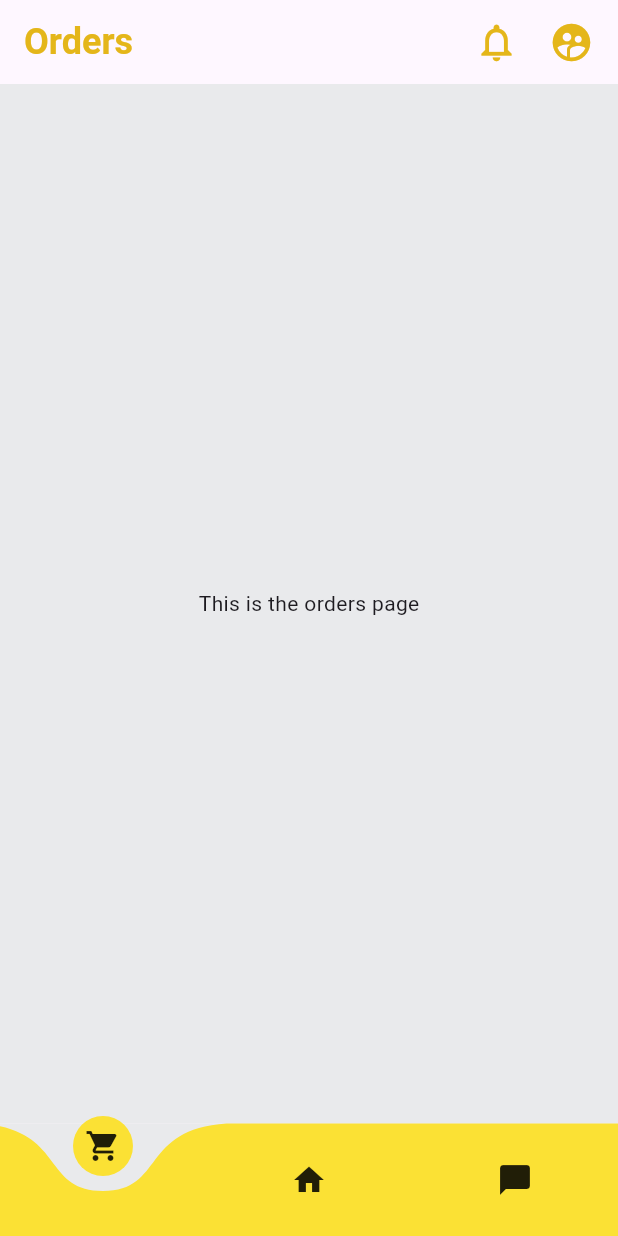
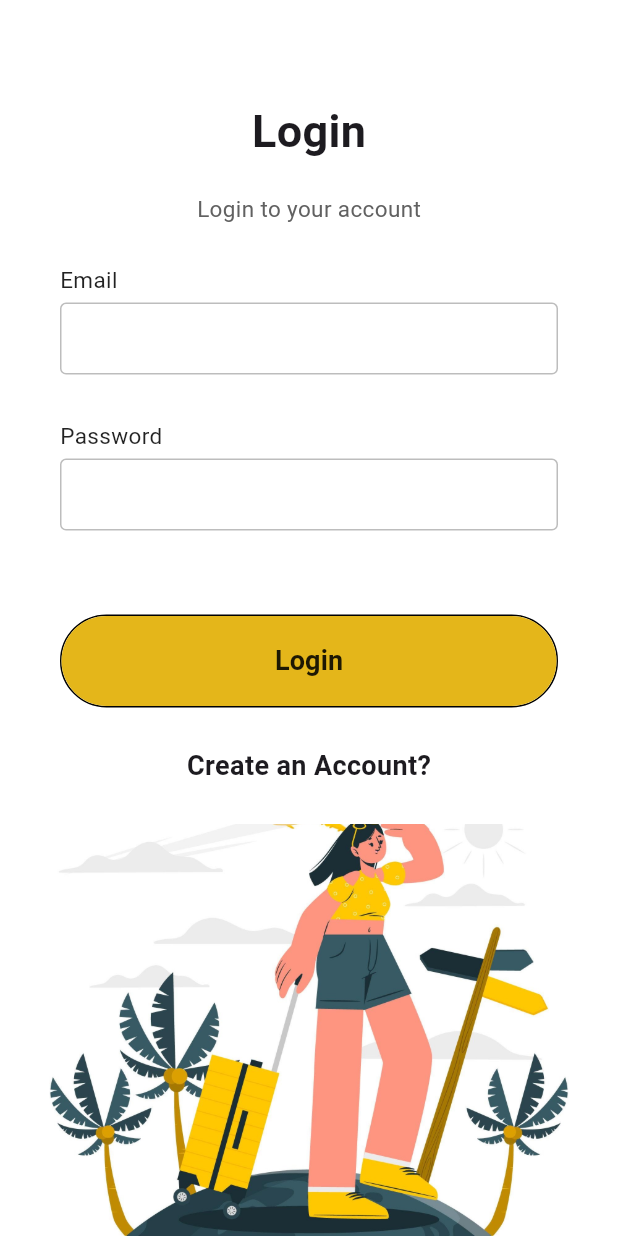
Before and after one commit to Learnathon-By-Geeky-Solutions/team-synergy, a Flutter app: the screen it shows after launch, on a phone screen of 412 x 824 dp. Run offline on Flutter 3.47's test engine with Material 3 defaults, Android fonts, the phone set to English and light mode, and no system bars; drawn by our look-alikes of curved_navigation_bar; Roboto replaces fonts that are missing (Poppins).

Commit message:
-- Added login signup feature

```diff
--- a/sohojogi/lib/main.dart
+++ b/sohojogi/lib/main.dart
@@ -1,5 +1,6 @@
 import 'package:flutter/material.dart';
 import 'package:sohojogi/ui/home/home_page.dart';
+import 'package:sohojogi/ui/login_signup/login_page.dart';
 import 'package:sohojogi/ui/root_page.dart';
 
 void main() {
@@ -16,7 +17,7 @@
       theme: ThemeData(
         primarySwatch: Colors.yellow,
       ),
-      home: RootPage(),
+      home: login_page(),
       debugShowCheckedModeBanner: false,
     );
   }
--- /dev/null
+++ b/sohojogi/lib/ui/login_signup/login_page.dart
@@ -0,0 +1,144 @@
+import 'package:flutter/material.dart';
+import 'package:sohojogi/constants.dart';
+import 'package:sohojogi/ui/login_signup/signup_page.dart';
+import 'package:sohojogi/ui/root_page.dart';
+
+class login_page extends StatefulWidget {
+  const login_page({super.key});
+
+  @override
+  State<login_page> createState() => _login_pageState();
+}
+
+class _login_pageState extends State<login_page> {
+  final emailController=TextEditingController();
+  final passController=TextEditingController();
+
+  @override
+  Widget build(BuildContext context) {
+    return Scaffold(
+      resizeToAvoidBottomInset: false,
+      backgroundColor: Colors.white,
+      body: Container(
+        height: MediaQuery.of(context).size.height,
+        width: double.infinity,
+        child: Column(
+          mainAxisAlignment: MainAxisAlignment.spaceBetween,
+          children: <Widget>[
+            SizedBox(height: 40),
+            Expanded(
+              child: Column(
+                mainAxisAlignment: MainAxisAlignment.spaceEvenly,
+                children: <Widget>[
+                  Column(
+                    children: <Widget>[
+                      Text("Login", style: TextStyle(
+                          fontSize: 30,
+                          fontWeight: FontWeight.bold
+                      ),),
+                      SizedBox(height: 20,),
+                      Text("Login to your account", style: TextStyle(
+                          fontSize: 15,
+                          color: Colors.grey[700]
+                      ),),
+                    ],
+                  ),
+                  Padding(
+                    padding: EdgeInsets.symmetric(horizontal: 40),
+                    child: Column(
+                      children: <Widget>[
+                        makeInput(label: "Email",fieldcontroller: emailController),
+                        makeInput(label: "Password",fieldcontroller: passController, obscureText: true),
+                      ],
+                    ),
+                  ),
+                  Padding(
+                    padding: EdgeInsets.symmetric(horizontal: 40),
+                    child: Container(
+                      //padding: EdgeInsets.only(top: 3, left: 3),
+                      decoration: BoxDecoration(
+                          borderRadius: BorderRadius.circular(50),
+                          border: Border(
+                            bottom: BorderSide(color: Colors.black),
+                            top: BorderSide(color: Colors.black),
+                            left: BorderSide(color: Colors.black),
+                            right: BorderSide(color: Colors.black),
+                          )
+                      ),
+                      child: MaterialButton(
+                        minWidth: double.infinity,
+                        height: 60,
+                        onPressed: () {
+                          Navigator.pushReplacement(context, MaterialPageRoute(builder: (context) => RootPage()));
+                        },
+                        color: Constants.secondaryColor,
+                        elevation: 0,
+                        shape: RoundedRectangleBorder(
+                            borderRadius: BorderRadius.circular(50)
+                        ),
+                        child: Text("Login", style: TextStyle(
+                            fontWeight: FontWeight.w600,
+                            fontSize: 18
+                        ),),
+                      ),
+                    ),
+                  ),
+                  Row(
+                    mainAxisAlignment: MainAxisAlignment.center,
+                    children: <Widget>[
+                      GestureDetector(
+                        onTap: (){
+                          Navigator.pushReplacement(context, MaterialPageRoute(builder: (context) => signup_page()));
+                        },
+                        child: Text("Create an Account?", style: TextStyle(
+                            fontWeight: FontWeight.w600, fontSize: 18
+                        ),),
+                      ),
+                    ],
+                  )
+                ],
+              ),
+            ),
+            Container(
+              height: MediaQuery.of(context).size.height / 3,
+              decoration: BoxDecoration(
+                  image: DecorationImage(
+                      image: AssetImage('assets/images/background.jpg'),
+                      fit: BoxFit.cover
+                  )
+              ),
+            )
+          ],
+        ),
+      ),
+    );
+  }
+
+  Widget makeInput({label,fieldcontroller, obscureText = false}) {
+    return Column(
+      crossAxisAlignment: CrossAxisAlignment.start,
+      children: <Widget>[
+        Text(label, style: TextStyle(
+            fontSize: 15,
+            fontWeight: FontWeight.w400,
+            color: Colors.black87
+        ),),
+        SizedBox(height: 5,),
+        TextField(
+          obscureText: obscureText,
+          controller: fieldcontroller,
+          decoration: InputDecoration(
+            contentPadding: EdgeInsets.symmetric(vertical: 0, horizontal: 10),
+            enabledBorder: OutlineInputBorder(
+                borderSide: BorderSide(color: Colors.grey.shade400)
+            ),
+            border: OutlineInputBorder(
+                borderSide: BorderSide(color: Colors.grey.shade400)
+            ),
+          ),
+        ),
+        SizedBox(height: 30,),
+      ],
+    );
+  }
+}
```
Also changed, not shown: sohojogi/lib/ui/login_signup/signup_page.dart (added, +146 -0 lines), sohojogi/assets/images/background.jpg (added).
